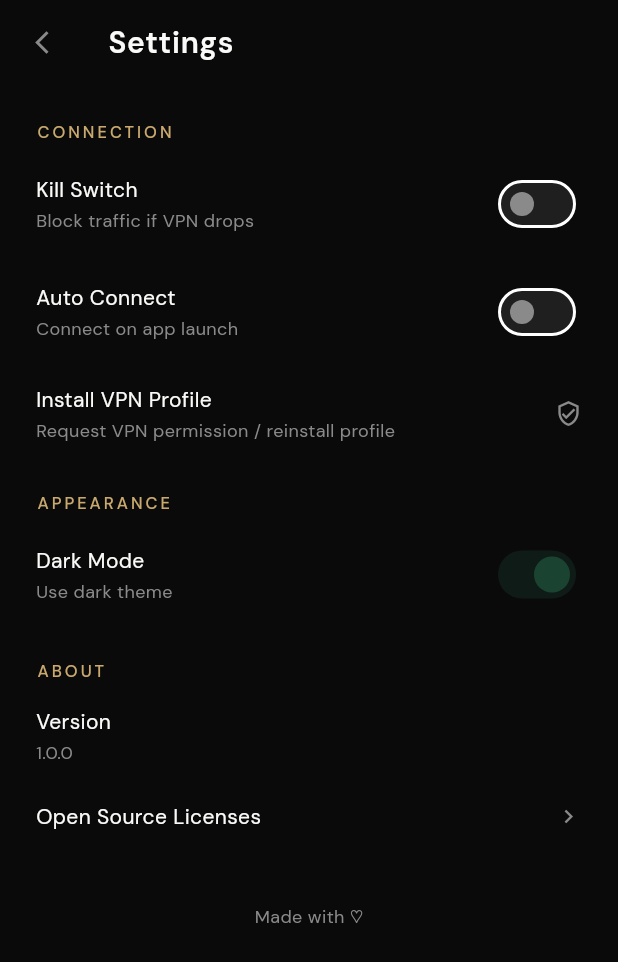
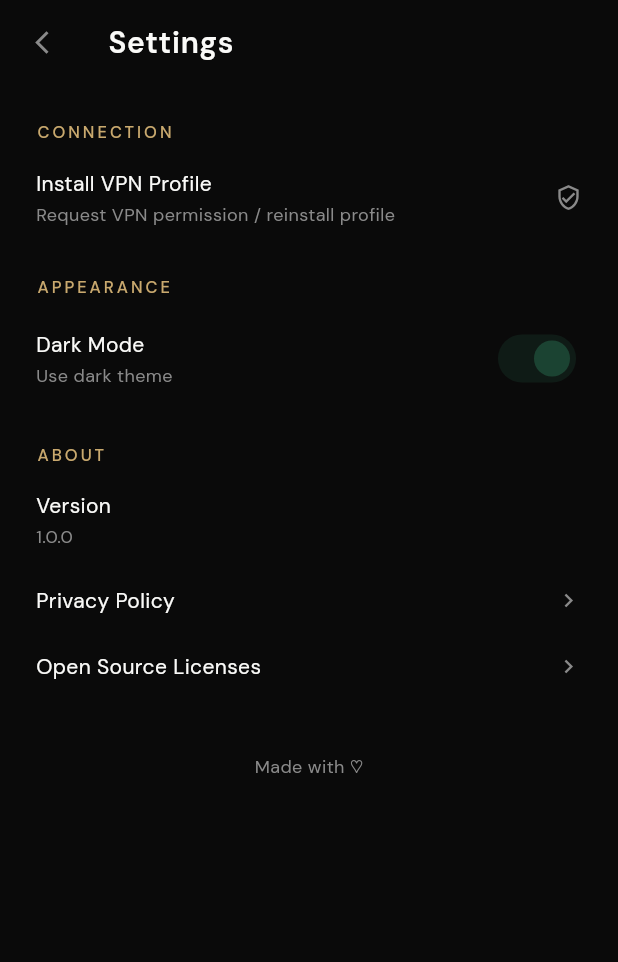
Before and after one commit to BaasherHub/AlterVpn-, a Flutter app: the SettingsScreen screen opened by its route, on a phone screen of 412 x 824 dp. Shown: the top 962 px of the screen. Run offline on Flutter 3.47's test engine with Material 3 defaults, Android fonts, the phone set to English and light mode, and no system bars; our stand-ins replace csv, dio, flutter_riverpod, google_fonts, google_mobile_ads, package_info_plus and 1 more; missing offline and left inert: openvpn_flutter; accounts and stored records are empty.

Commit message:
Play Store prep: release signing, remove non-functional toggles, add Privacy Policy
Made-with: Cursor

```diff
--- a/lib/core/constants/app_strings.dart
+++ b/lib/core/constants/app_strings.dart
@@ -61,7 +61,10 @@ class AppStrings {
   static const String darkModeSubtitle = 'Use dark theme';
   static const String aboutSection = 'About';
   static const String version = 'Version';
+  static const String privacyPolicy = 'Privacy Policy';
   static const String licenses = 'Open Source Licenses';
+  static const String privacyPolicyUrl =
+      'https://github.com/BaasherHub/AlterVpn-/blob/main/PRIVACY.md';
   static const String madeWith = 'Made with ♡';
 
   // Errors
--- a/lib/features/settings/presentation/settings_screen.dart
+++ b/lib/features/settings/presentation/settings_screen.dart
@@ -1,6 +1,7 @@
 import 'package:flutter/foundation.dart';
 import 'package:flutter/material.dart';
 import 'package:flutter_riverpod/flutter_riverpod.dart';
+import 'package:url_launcher/url_launcher.dart';
 import 'package:package_info_plus/package_info_plus.dart';
 import '../domain/preferences_controller.dart';
 import '../../../core/constants/app_colors.dart';
@@ -32,28 +33,6 @@ class SettingsScreen extends ConsumerWidget {
         children: [
           _SectionHeader(title: AppStrings.connectionSection),
           const SizedBox(height: AppSpacing.md),
-          _SettingRow(
-            label: AppStrings.killSwitch,
-            subtitle: AppStrings.killSwitchSubtitle,
-            trailing: Switch(
-              value: prefs.isKillSwitchEnabled,
-              onChanged: (_) => controller.toggleKillSwitch(),
-            ),
-            textColor: textColor,
-            subtitleColor: secondaryColor,
-          ),
-          const SizedBox(height: AppSpacing.lg),
-          _SettingRow(
-            label: AppStrings.autoConnect,
-            subtitle: AppStrings.autoConnectSubtitle,
-            trailing: Switch(
-              value: prefs.isAutoConnectEnabled,
-              onChanged: (_) => controller.toggleAutoConnect(),
-            ),
-            textColor: textColor,
-            subtitleColor: secondaryColor,
-          ),
-          const SizedBox(height: AppSpacing.lg),
           _SettingRow(
             label: AppStrings.installVpnProfile,
             subtitle: AppStrings.installVpnProfileSubtitle,
@@ -111,6 +90,34 @@ class SettingsScreen extends ConsumerWidget {
                 subtitleColor: secondaryColor,
               );
             },
+          ),
+          const SizedBox(height: AppSpacing.lg),
+          _SettingRow(
+            label: AppStrings.privacyPolicy,
+            subtitle: '',
+            trailing: Icon(
+              Icons.chevron_right,
+              color: secondaryColor,
+              size: 18,
+            ),
+            onTap: () async {
+              try {
+                await launchUrl(
+                  Uri.parse(AppStrings.privacyPolicyUrl),
+                  mode: LaunchMode.externalApplication,
+                );
+              } catch (_) {
+                if (context.mounted) {
+                  ScaffoldMessenger.of(context).showSnackBar(
+                    const SnackBar(
+                      content: Text('Could not open Privacy Policy'),
+                    ),
+                  );
+                }
+              }
+            },
+            textColor: textColor,
+            subtitleColor: secondaryColor,
           ),
           const SizedBox(height: AppSpacing.lg),
           _SettingRow(
```
Also changed, not shown: lib/features/connection/domain/connection_controller.dart (+0 -7 lines), 5 other files.
